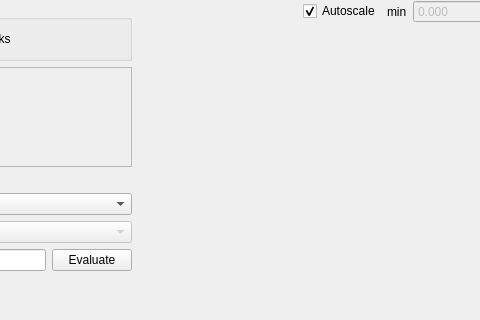
Qt form bmicro/gui/evaluation/evaluation_view.ui (BrillouinMicroscopy/BMicro) before a commit; both pictures show x 274 to 754 and y 0 to 320 of the 912 by 608 pixel window.
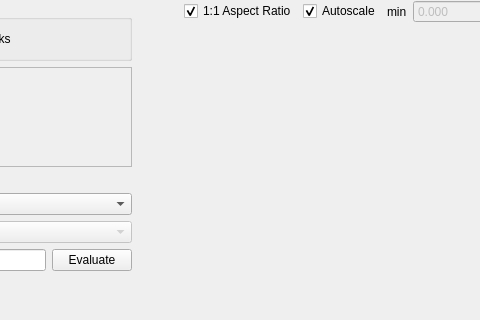
The same form after that commit.

Commit message: Allow to toggle aspect ratio for 2D data

What changed in the file:
```diff
--- a/bmicro/gui/evaluation/evaluation_view.ui
+++ b/bmicro/gui/evaluation/evaluation_view.ui
@@ -336,6 +336,16 @@
            </property>
           </spacer>
          </item>
+         <item>
+          <widget class="QCheckBox" name="aspect_ratio">
+           <property name="text">
+            <string>1:1 Aspect Ratio</string>
+           </property>
+           <property name="checked">
+            <bool>true</bool>
+           </property>
+          </widget>
+         </item>
          <item>
           <widget class="QCheckBox" name="autoscale">
            <property name="text">
```
The commit also changes 1 other file.
